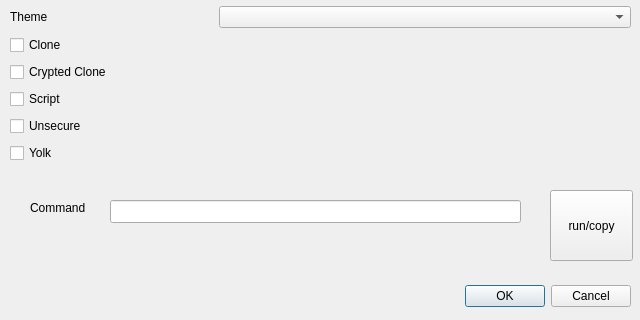
Old version of the form ui/produce.ui in the repository pieroproietti/pengui; both pictures show x 0 to 640 and y 160 to 480 of the 640 by 480 pixel window.
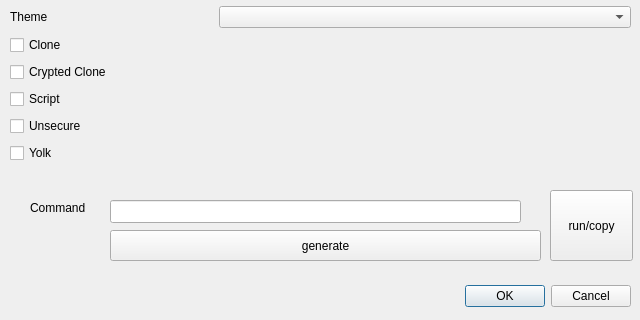
New version of the form.

```diff
--- a/ui/produce.ui
+++ b/ui/produce.ui
@@ -172,6 +172,19 @@
     </item>
    </layout>
   </widget>
+  <widget class="QPushButton" name="pushButtonGenerate">
+   <property name="geometry">
+    <rect>
+     <x>110</x>
+     <y>390</y>
+     <width>431</width>
+     <height>31</height>
+    </rect>
+   </property>
+   <property name="text">
+    <string>generate</string>
+   </property>
+  </widget>
  </widget>
  <resources/>
  <connections>
```
